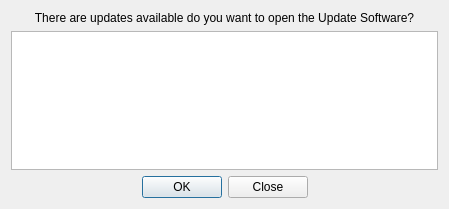
Above: designer/update_notifier.ui from hmollercl/lubuntu-update-notifier-sandbox before the change. Below: the same form after it.
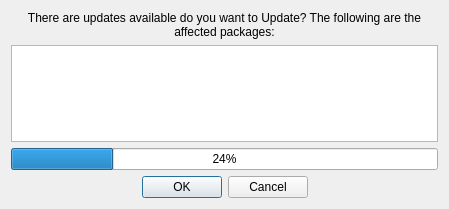
That is the form after the change.

```diff
--- a/designer/update_notifier.ui
+++ b/designer/update_notifier.ui
@@ -19,7 +19,7 @@
      <item>
       <widget class="QLabel" name="label">
        <property name="text">
-        <string>There are updates available do you want to open the Update Software?</string>
+        <string>There are updates available do you want to Update? The following are the affected packages:</string>
        </property>
        <property name="alignment">
         <set>Qt::AlignCenter</set>
@@ -32,6 +32,13 @@
      <item>
       <widget class="QTreeView" name="treeView"/>
      </item>
+     <item>
+      <widget class="QProgressBar" name="progressBar">
+       <property name="value">
+        <number>24</number>
+       </property>
+      </widget>
+     </item>
      <item>
       <spacer name="verticalSpacer">
        <property name="orientation">
@@ -51,7 +58,7 @@
         <enum>Qt::Horizontal</enum>
        </property>
        <property name="standardButtons">
-        <set>QDialogButtonBox::Close|QDialogButtonBox::Ok</set>
+        <set>QDialogButtonBox::Cancel|QDialogButtonBox::Ok</set>
        </property>
        <property name="centerButtons">
         <bool>true</bool>
```
